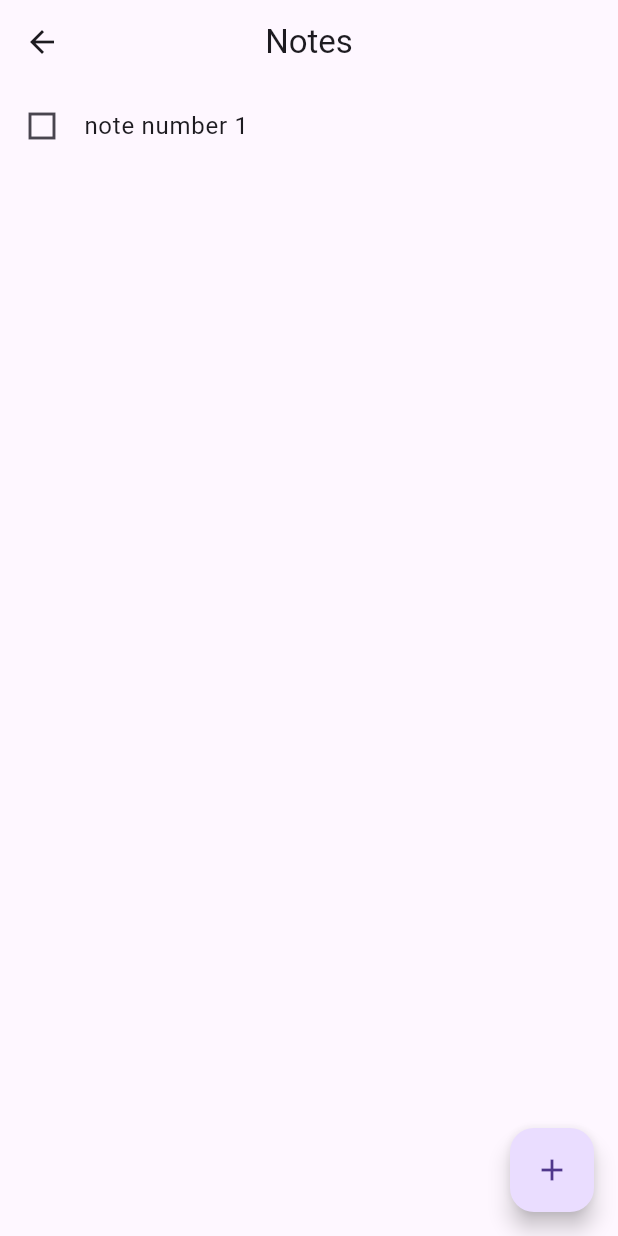
After one commit to SafaeElouatyq/Flutter_miniProject, a Flutter app: the NotesPage screen opened directly, on a phone screen of 412 x 824 dp. The commit adds this screen. Run offline on Flutter 3.47's test engine with Material 3 defaults, Android fonts, the phone set to English and light mode, and no system bars.

Commit message:
add (model,list,Route)for notes part

```diff
--- a/lib/main.dart
+++ b/lib/main.dart
@@ -3,6 +3,7 @@
 import 'package:flutter/cupertino.dart';
 import 'package:flutter/material.dart';
 import 'package:flutter_mini_project/pages/contacts_page.dart';
+import 'package:flutter_mini_project/pages/notes_page.dart';
 
 void main(){
   runApp(const MyApp());
@@ -61,7 +62,6 @@ class Home extends StatelessWidget {
             ), ListTile(
               leading: Icon(Icons.article),
               title: Text("Posts"),
-
             ),
             ListTile(
               leading: Icon(Icons.person),
@@ -74,7 +74,14 @@ class Home extends StatelessWidget {
             ListTile(
               leading: Icon(Icons.chat),
               title: Text("chatbot"),
-            )
+            ),ListTile(
+              leading : Icon(Icons.edit_note),
+              title: Text("Notes"),
+              onTap: (){
+               Navigator.pop(context);
+               Navigator.push(context, MaterialPageRoute(builder: (context)=>NotesPage()));
+               },
+            ),
           ],
         ),
       ),
--- /dev/null
+++ b/lib/models/note.dart
@@ -0,0 +1,10 @@
+
+class Note{
+   String text;
+
+
+   Note({
+     required this.text,
+
+});
+}
--- /dev/null
+++ b/lib/pages/notes_page.dart
@@ -0,0 +1,45 @@
+import 'package:flutter/cupertino.dart';
+import 'package:flutter/material.dart';
+import 'package:flutter_mini_project/pages/add_note.dart';
+import '../models/note.dart';
+
+class NotesPage extends StatefulWidget {
+  const NotesPage({super.key});
+
+  @override
+  State<NotesPage> createState() => _NotesPageState();
+}
+
+class _NotesPageState extends State<NotesPage> {
+
+  List<Note> Notes=[
+    Note(text: "note number 1"),
+  ];
+  @override
+  Widget build(BuildContext context) {
+    return Scaffold(
+      appBar: AppBar(
+        title: Text("Notes"),
+        centerTitle: true,
+      ),
+      body:ListView.builder(itemCount : Notes.length,itemBuilder: (context,index){
+        final n = Notes[index];
+        return Column(
+          children: [
+            ListTile(
+
+              leading: Icon(Icons.square_outlined),
+              title: Text(n.text),
+            )
+          ],
+        );
+      })
+      ,
+      floatingActionButton: FloatingActionButton(child:Icon(Icons.add),onPressed: (){
+        Navigator.pop(context);
+        Navigator.push(context, MaterialPageRoute(builder: (context)=>AddNote()));
+      }),
+
+    );
+  }
+}
```
Also changed, not shown: lib/pages/add_note.dart (added, +20 -0 lines).
